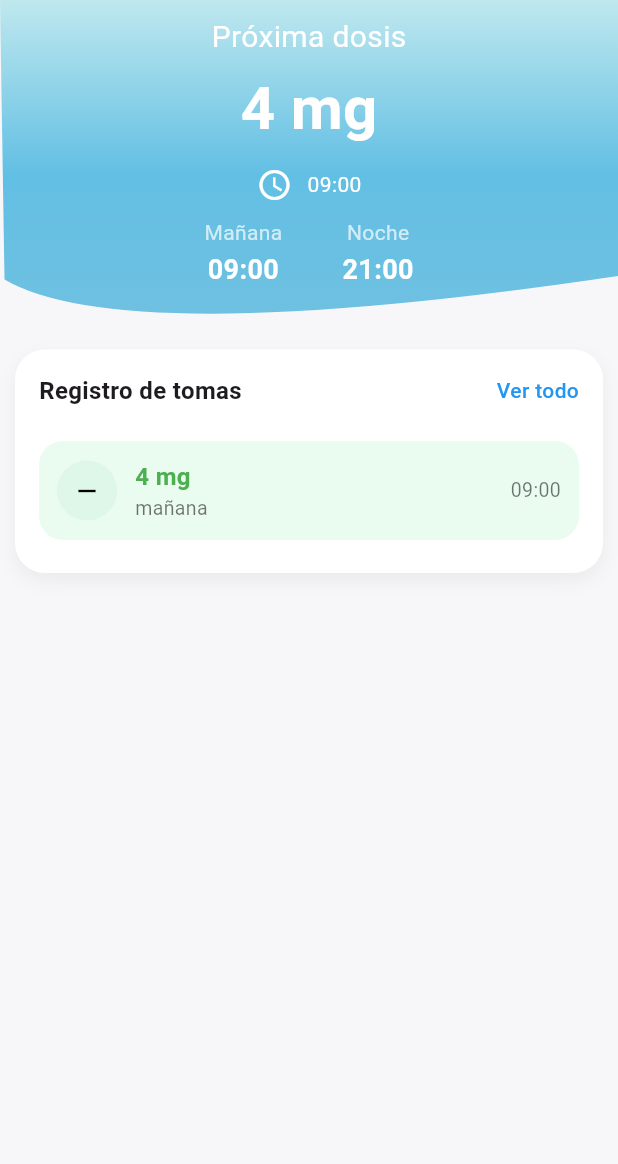
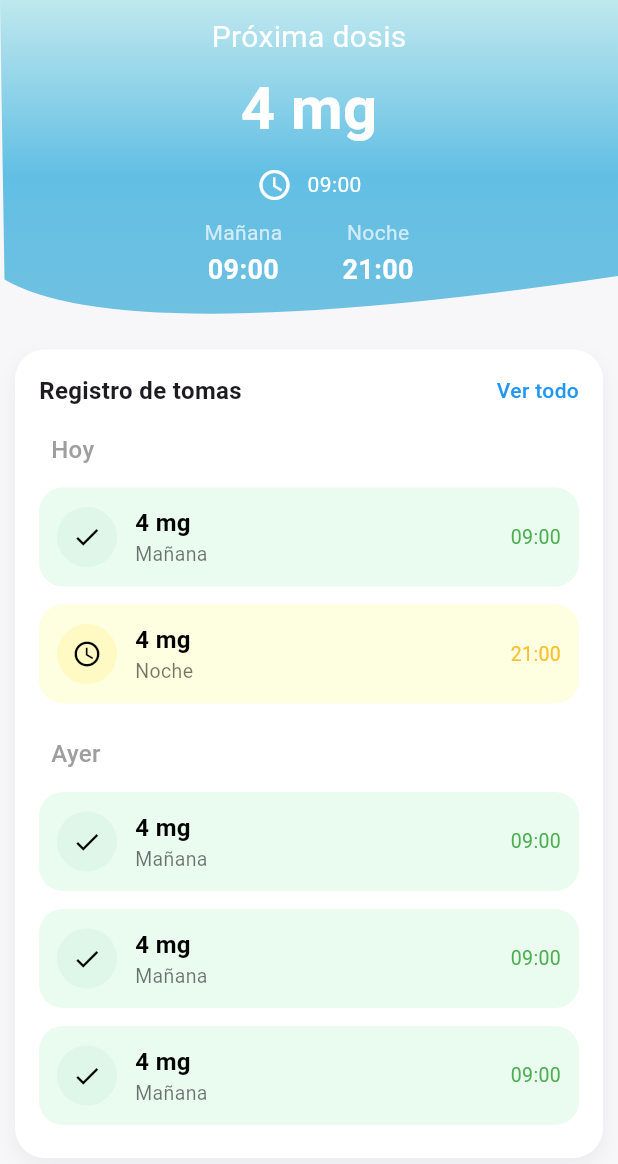
Before and after one commit to FabRangel/INRight, a Flutter app: the Page5 screen opened directly, on a phone screen of 412 x 824 dp. Shown: the top 1164 px of the screen. Run offline on Flutter 3.47's test engine with Material 3 defaults, Android fonts, the phone set to English and light mode, and no system bars; our stand-ins replace animated_notch_bottom_bar, firebase_core, fl_chart, shared_preferences; accounts and stored records are empty.

Commit message:
update page5

```diff
--- a/lib/features/home/presentation/pages/page5.dart
+++ b/lib/features/home/presentation/pages/page5.dart
@@ -14,11 +14,11 @@ class _Page5State extends State<Page5> with SingleTickerProviderStateMixin {
   late AnimationController _controller;
 
   final List<Map<String, dynamic>> registerData = [
-    {"value": "4 mg", "date": "mañana", "time": "09:00", "trend": "neutral"},
-    // {"value": 2.8, "date": "01 Ene", "time": "09:15", "trend": "neutral"},
-    // {"value": 2.5, "date": "15 Dic", "time": "08:45", "trend": "down"},
-    // {"value": 3.1, "date": "01 Dic", "time": "09:30", "trend": "up"},
-    // {"value": 2.4, "date": "15 Nov", "time": "09:20", "trend": "neutral"},
+    {"value": "4 mg", "date": "Mañana", "time": "09:00", "trend": "check"},
+    {"value": "4 mg", "date": "Noche", "time": "21:00", "trend": "wait"},
+    {"value": "4 mg", "date": "Mañana", "time": "09:00", "trend": "check"},
+    {"value": "4 mg", "date": "Mañana", "time": "09:00", "trend": "check"},
+    {"value": "4 mg", "date": "Mañana", "time": "09:00", "trend": "check"},
   ];
 
   @override
@@ -198,12 +198,52 @@ class _Page5State extends State<Page5> with SingleTickerProviderStateMixin {
                               ],
                             ),
                             const SizedBox(height: 16),
+                            const Padding(
+                              padding: EdgeInsets.only(left: 8.0, bottom: 8.0),
+                              child: Text(
+                                "Hoy",
+                                style: TextStyle(
+                                  fontSize: 16,
+                                  fontWeight: FontWeight.w500,
+                                  color: Colors.grey,
+                                ),
+                              ),
+                            ),
                             ...registerData
+                                .sublist(0, 2)
                                 .asMap()
                                 .entries
                                 .map(
                                   (entry) => AnimatedRegisterItem(
                                     index: entry.key,
+                                    item: RegisterItem(
+                                      value: entry.value['value'],
+                                      date: entry.value['date'],
+                                      time: entry.value['time'],
+                                      trend: entry.value['trend'],
+                                    ),
+                                  ),
+                                )
+                                .toList(),
+                            const SizedBox(height: 16),
+                            const Padding(
+                              padding: EdgeInsets.only(left: 8.0, bottom: 8.0),
+                              child: Text(
+                                "Ayer",
+                                style: TextStyle(
+                                  fontSize: 16,
+                                  fontWeight: FontWeight.w500,
+                                  color: Colors.grey,
+                                ),
+                              ),
+                            ),
+                            ...registerData
+                                .sublist(2)
+                                .asMap()
+                                .entries
+                                .map(
+                                  (entry) => AnimatedRegisterItem(
+                                    index: entry.key + 2,
                                     item: RegisterItem(
                                       value: entry.value['value'],
                                       date: entry.value['date'],
--- a/lib/features/home/presentation/widgets/registerItem.dart
+++ b/lib/features/home/presentation/widgets/registerItem.dart
@@ -16,22 +16,26 @@ class RegisterItem extends StatelessWidget {
 
   @override
   Widget build(BuildContext context) {
-    final isTomorrow = value == "Mañana";
-    final isNight = value == "Noche";
+    final isCheck = trend == "check";
+    final isWait = trend == "wait";
 
     final bgColor =
-        isTomorrow ? const Color(0xFFFFEBEB) : const Color(0xFFEAFBF0);
+        isCheck
+            ? const Color(0xFFEAFBF0)
+            : const Color.fromARGB(255, 254, 254, 224);
 
-    final iconBg = isNight ? const Color(0xFFFFE1E1) : const Color(0xFFDFF7E8);
+    final iconBg = isWait ? Colors.yellow.shade100 : const Color(0xFFDFF7E8);
+
+    final textBg = isWait ? Colors.yellow.shade700 : Colors.green;
 
     final icon =
-        trend == 'up'
-            ? Icons.arrow_upward
-            : trend == 'down'
-            ? Icons.arrow_downward
+        trend == 'check'
+            ? Icons.check_outlined
+            : trend == 'wait'
+            ? Icons.access_time
             : Icons.remove;
 
-    final valueColor = isTomorrow ? Colors.yellow : Colors.green;
+    final valueColor = Colors.black;
 
     return Container(
       margin: const EdgeInsets.symmetric(vertical: 6),
@@ -67,10 +71,7 @@ class RegisterItem extends StatelessWidget {
             ],
           ),
           const Spacer(),
-          Text(
-            time,
-            style: const TextStyle(fontSize: 13, color: Colors.black54),
-          ),
+          Text(time, style: TextStyle(fontSize: 13, color: textBg)),
         ],
       ),
     );
```
